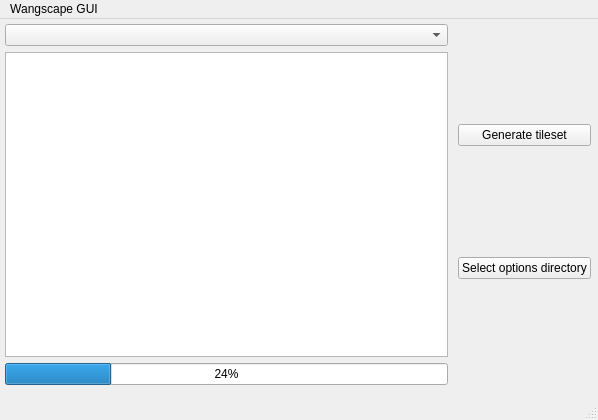
The window that WangscapeGui/mainwindow.ui (Wangscape/Wangscape) describes before a commit, drawn with Qt 5.
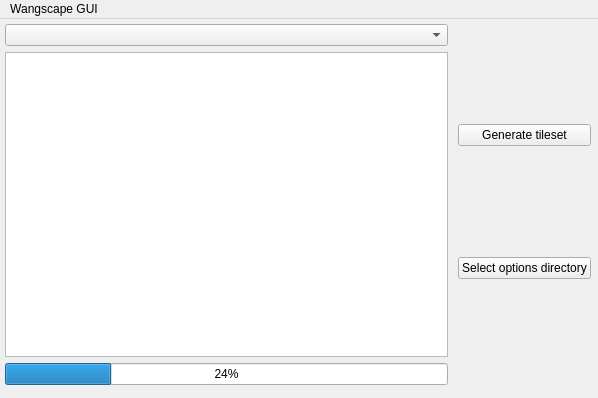
The same window after the commit.

Commit message: Remove status bar

What changed in the file:
```diff
--- a/WangscapeGui/mainwindow.ui
+++ b/WangscapeGui/mainwindow.ui
@@ -7,7 +7,7 @@
     <x>0</x>
     <y>0</y>
     <width>598</width>
-    <height>420</height>
+    <height>398</height>
    </rect>
   </property>
   <property name="windowTitle">
@@ -102,7 +102,6 @@
    </widget>
    <addaction name="menuWangscape_GUI"/>
   </widget>
-  <widget class="QStatusBar" name="statusBar"/>
  </widget>
  <layoutdefault spacing="6" margin="11"/>
  <resources/>
```
